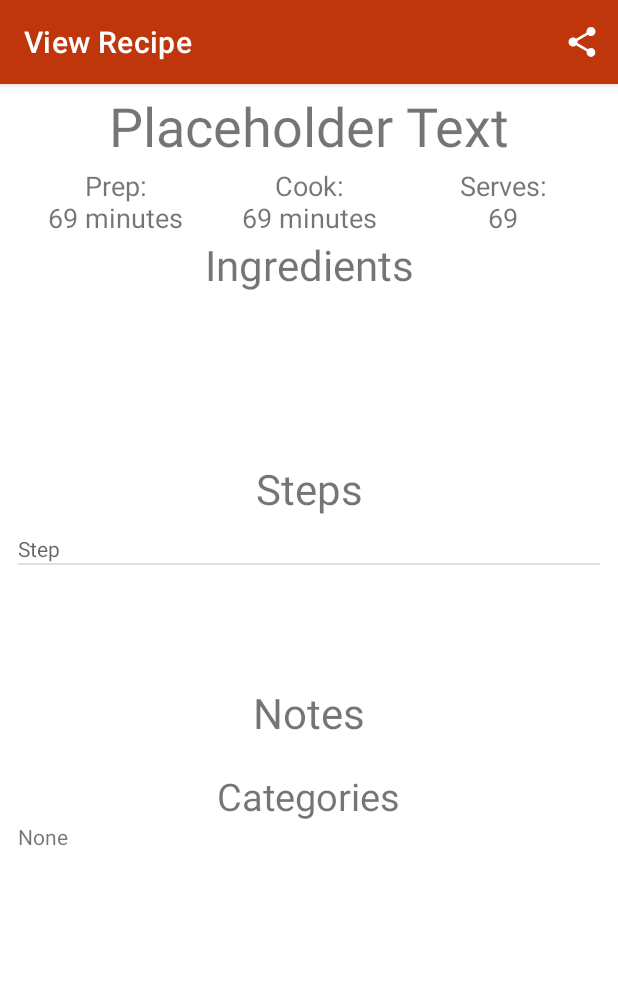
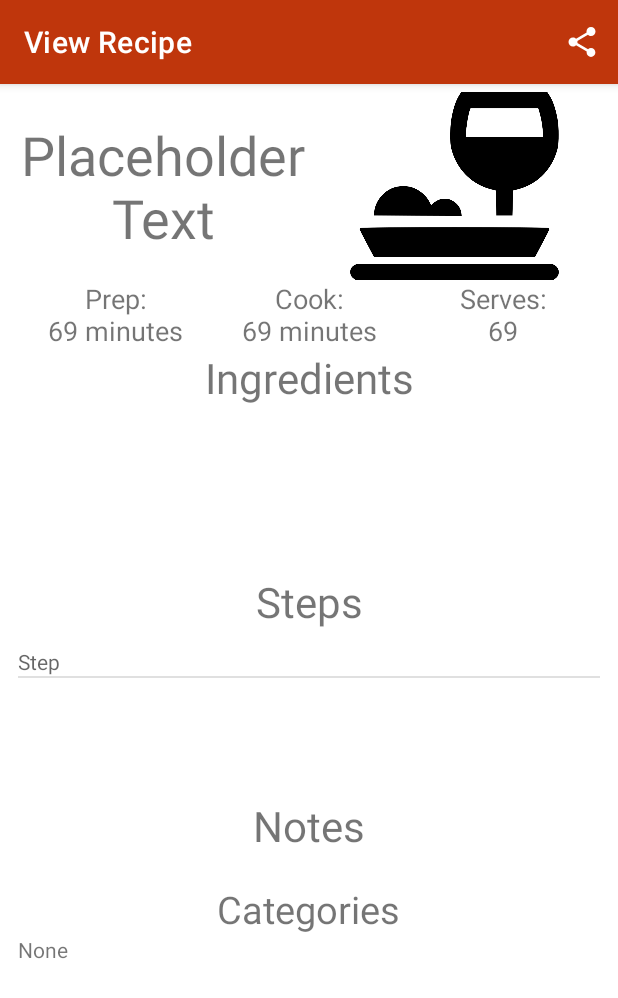
Before and after one commit to cookin-by-the-book/cookin-android, an Android app: the ViewRecipeActivity screen opened directly, with no data from a screen before it, on a phone screen of 412 x 824 dp. Shown: the top 998 px of the screen. Run offline under Robolectric (Android 15) with nearby library versions, the phone set to English and light mode, and no system bars; 13 statements that could not run were skipped.

Commit message:
Add picture to recipe preview

```diff
--- a/cookin_by_the_book/app/src/main/java/com/mobileappdev/cookinbythebook/ViewRecipeActivity.java
+++ b/cookin_by_the_book/app/src/main/java/com/mobileappdev/cookinbythebook/ViewRecipeActivity.java
@@ -5,10 +5,15 @@ import androidx.appcompat.app.AppCompatActivity;
 
 import android.app.ActionBar;
 import android.content.SharedPreferences;
+import android.graphics.Bitmap;
+import android.graphics.BitmapFactory;
+import android.media.Image;
 import android.os.Bundle;
+import android.util.Base64;
 import android.util.Log;
 import android.view.Menu;
 import android.view.MenuItem;
+import android.widget.ImageView;
 import android.widget.ListAdapter;
 import android.widget.ListView;
 import android.widget.TextView;
@@ -30,6 +35,7 @@ public class ViewRecipeActivity extends AppCompatActivity {
     ListView stepsListView;
     TextView notes;
     TextView categories;
+    ImageView recipePicture;
 
     ArrayList<Ingredient> ingredientArrayList = new ArrayList<>();
     ArrayList<Step> stepArrayList = new ArrayList<>();
@@ -54,6 +60,15 @@ public class ViewRecipeActivity extends AppCompatActivity {
         stepsListView = (ListView) findViewById(R.id.staticStepsListView);
         notes = (TextView) findViewById(R.id.staticNotesTextMultiLine);
         categories = (TextView) findViewById(R.id.staticCategoriesText);
+        recipePicture = (ImageView) findViewById(R.id.staticRecipePhoto);
+
+        // set the picture?
+        if (!incame.picture.isEmpty()) {
+            byte[] decodedString = android.util.Base64.decode(incame.picture, Base64.DEFAULT);
+            Bitmap decodedByte = BitmapFactory.decodeByteArray(decodedString, 0, decodedString.length);
+            recipePicture.setImageBitmap(decodedByte);
+        }
+
 
         // set the TextViews to what they should be
         recipeName.setText(incame.name + " by " + incame.owner);
--- a/cookin_by_the_book/app/src/main/res/layout/view_recipe.xml
+++ b/cookin_by_the_book/app/src/main/res/layout/view_recipe.xml
@@ -24,6 +24,7 @@
                 android:layout_width="match_parent"
                 android:layout_height="wrap_content"
                 app:layout_constraintTop_toTopOf="parent"
+                android:layout_marginTop="5dp"
                 android:orientation="horizontal"
                 >
 
@@ -31,13 +32,20 @@
                     android:id="@+id/staticRecipeName"
                     android:gravity="center"
                     android:layout_width="0dp"
-                    android:layout_height="55dp"
+                    android:layout_height="125dp"
                     android:layout_weight="25"
                     android:autoSizeTextType="uniform"
                     android:autoSizeMaxTextSize="36sp"
                     android:ems="10"
                     android:text="Placeholder Text"
                     />
+
+                <ImageView
+                    android:id="@+id/staticRecipePhoto"
+                    android:layout_width="0dp"
+                    android:layout_height="125dp"
+                    android:layout_weight="25"
+                    app:srcCompat="@drawable/wine" />
 
 
             </LinearLayout>
```
